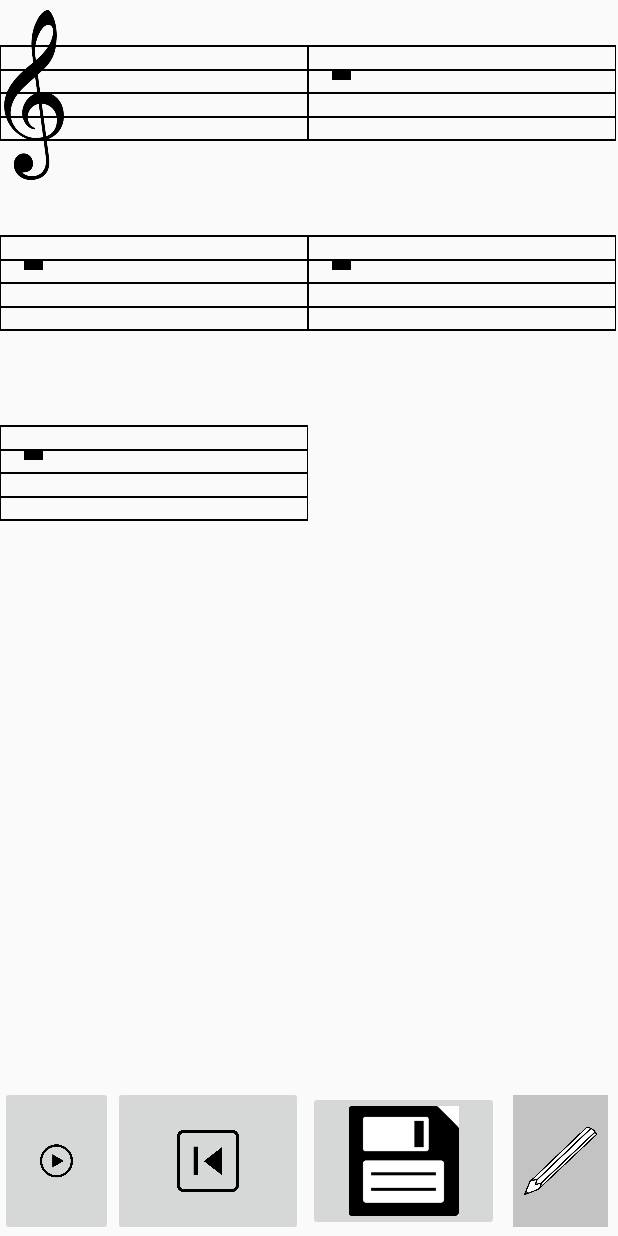
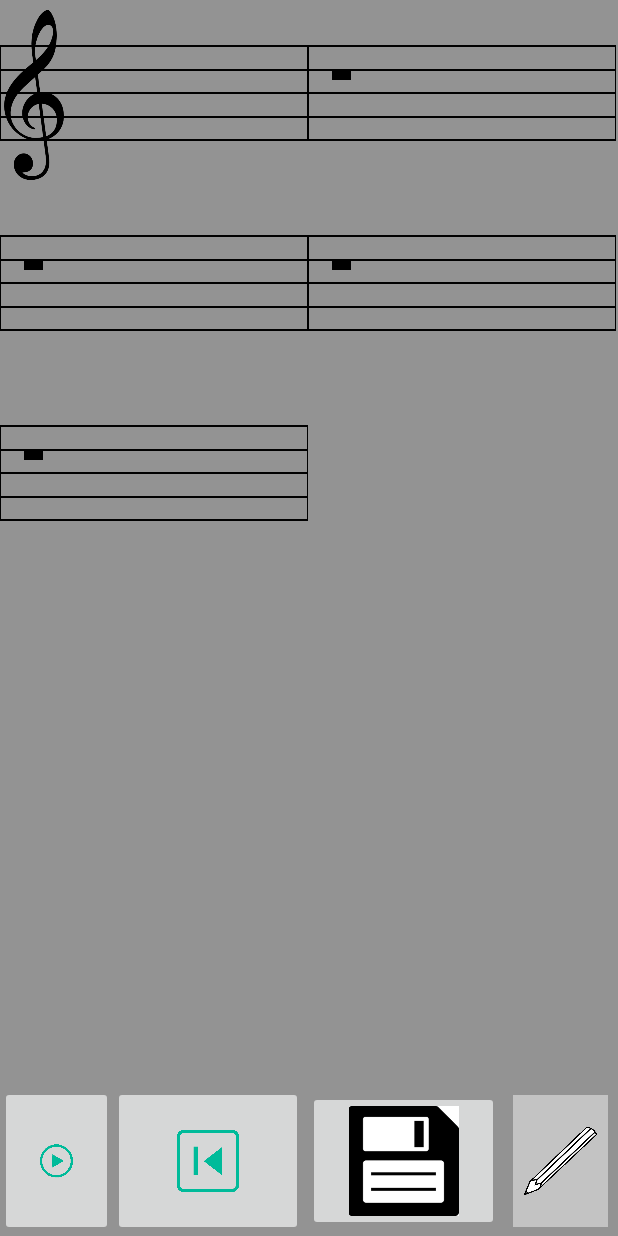
Before and after one commit to qjkxbmwvz/Note-Labs, an Android app: the MusicSheet screen opened directly, with no data from a screen before it, on a phone screen of 412 x 824 dp. Run offline under Robolectric (Android 15) with nearby library versions, the phone set to English and light mode, and no system bars; libraries missing offline, so code that uses them is left out: org.billthefarmer.mididriver; 9 statements that could not run were skipped.

Commit message:
color testing

```diff
--- a/MusicSheet/app/src/main/res/layout/activity_main.xml
+++ b/MusicSheet/app/src/main/res/layout/activity_main.xml
@@ -5,6 +5,7 @@
     android:id="@+id/coordinatorLayout"
     android:layout_width="match_parent"
     android:layout_height="match_parent"
+    android:background="@android:color/darker_gray"
     tools:context=".MainActivity">
 
     <Button
--- a/MusicSheet/app/src/main/res/layout/activity_music_sheet.xml
+++ b/MusicSheet/app/src/main/res/layout/activity_music_sheet.xml
@@ -4,6 +4,7 @@
     xmlns:tools="http://schemas.android.com/tools"
     android:layout_width="match_parent"
     android:layout_height="match_parent"
+    android:background="@color/light_gray"
     tools:context=".MusicSheet">
 
     <ScrollView
--- a/MusicSheet/app/src/main/res/values/strings.xml
+++ b/MusicSheet/app/src/main/res/values/strings.xml
@@ -1,4 +1,5 @@
 <resources>
+    <color name="light_gray">#939393</color>
     <string name="app_name">NoteLabs</string>
     <string name="title_activity_projects_page">ProjectsPage</string>
     <string name="title_activity_music_sheet">MusicSheet</string>
```
Also changed, not shown: MusicSheet/app/src/main/res/drawable/addition.png, MusicSheet/app/src/main/res/drawable/back.png, MusicSheet/app/src/main/res/drawable/back_to_beginning.png, MusicSheet/app/src/main/res/drawable/play.png, MusicSheet/app/src/main/res/drawable/undo.png.
